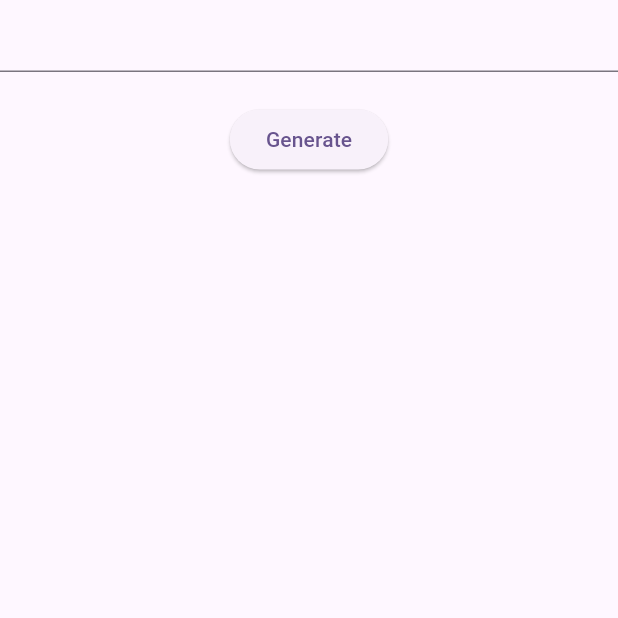
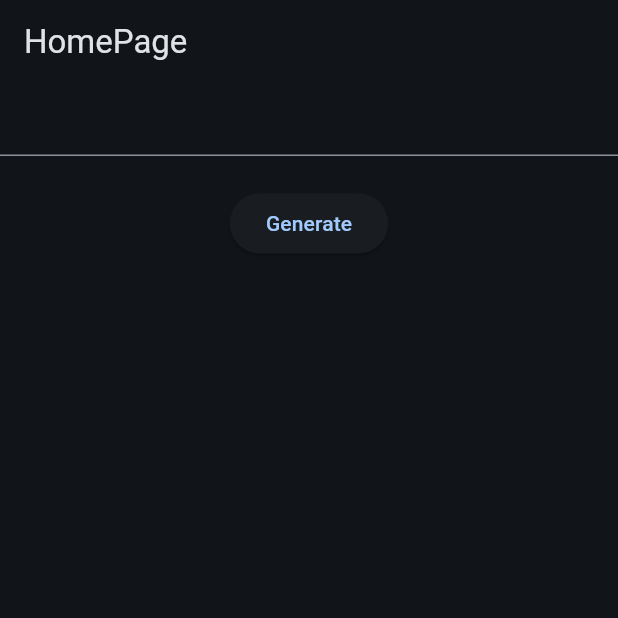
Before and after one commit to hieppham1999/qr_generator_flutter, a Flutter app: the screen it shows after launch, on a phone screen of 412 x 824 dp, the top half of it. Run offline on Flutter 3.47's test engine with Material 3 defaults, Android fonts, the phone set to English and light mode, and no system bars; our stand-ins replace bloc, equatable, flutter_bloc, get_it, injectable, logger; generated files the repository leaves out were written again.

Commit message:
add logger and some basic configurations

```diff
--- /dev/null
+++ b/lib/core/theme.dart
@@ -0,0 +1,20 @@
+import 'package:flutter/material.dart';
+import 'package:qr_generator_flutter/core/typography.dart';
+
+class AppTheme {
+  static ThemeData light({Color? seedColor}) {
+    return ThemeData(
+      useMaterial3: true,
+      brightness: Brightness.light,
+      colorSchemeSeed: seedColor ?? Colors.blue,
+    );
+  }
+
+  static ThemeData dark({Color? seedColor}) {
+    return ThemeData(
+      useMaterial3: true,
+      brightness: Brightness.dark,
+      colorSchemeSeed: seedColor ?? Colors.blueGrey,
+    );
+  }
+}
--- /dev/null
+++ b/lib/core/typography.dart
@@ -0,0 +1,3 @@
+import 'package:flutter/material.dart';
+
+final TextTheme appTextTheme = TextTheme();
--- /dev/null
+++ b/lib/data/app_state.dart
@@ -0,0 +1,31 @@
+import 'package:equatable/equatable.dart';
+
+sealed class CubitState<S> extends Equatable {
+  final S? data;
+
+  const CubitState({this.data});
+
+  @override
+  List<Object?> get props => [data];
+
+  factory CubitState.normal(S data) => NormalState(data);
+  factory CubitState.loading([S? data]) => LoadingState(data: data);
+  factory CubitState.error(String message, [S? data]) => ErrorState(data: data, message: message);
+}
+
+class NormalState<S> extends CubitState<S> {
+  const NormalState(S state) : super(data: state);
+}
+
+class LoadingState<S> extends CubitState<S> {
+  const LoadingState({super.data});
+}
+
+class ErrorState<S> extends CubitState<S> {
+  final String message;
+
+  const ErrorState({super.data, required this.message});
+
+  @override
+  List<Object?> get props => [data, message];
+}
--- a/lib/di/injection.dart
+++ b/lib/di/injection.dart
@@ -2,6 +2,7 @@
 import 'package:get_it/get_it.dart';
 import 'package:injectable/injectable.dart';
 import 'package:qr_generator_flutter/di/injection.config.dart';
+import 'package:qr_generator_flutter/utils/app_logger.dart';
 
 final getIt = GetIt.instance;
 
@@ -10,5 +11,7 @@ final getIt = GetIt.instance;
   asExtension: true, // default
 )
 Future<void> configureDependencies() async {
-  getIt.init();
+
+  await getIt.allReady();
+  await getIt.init();
 }
--- a/lib/features/app_setting/app_setting.dart
+++ b/lib/features/app_setting/app_setting.dart
@@ -4,26 +4,35 @@ import 'package:flutter/material.dart';
 class AppSettings extends Equatable {
   final Locale locale;
   final ThemeMode themeMode;
+  final Color colorSchemeSeed;
   final bool notificationsEnabled;
 
   const AppSettings({
     this.locale = const Locale('en'),
-    this.themeMode = ThemeMode.system,
+    this.themeMode = ThemeMode.dark,
+    this.colorSchemeSeed = Colors.blue,
     this.notificationsEnabled = true,
   });
 
   AppSettings copyWith({
     Locale? locale,
     ThemeMode? themeMode,
+    Color? colorSchemeSeed,
     bool? notificationsEnabled,
   }) {
     return AppSettings(
       locale: locale ?? this.locale,
       themeMode: themeMode ?? this.themeMode,
+      colorSchemeSeed: colorSchemeSeed ?? this.colorSchemeSeed,
       notificationsEnabled: notificationsEnabled ?? this.notificationsEnabled,
     );
   }
 
   @override
-  List<Object?> get props => [locale, themeMode, notificationsEnabled];
+  List<Object?> get props => [
+    locale,
+    themeMode,
+    colorSchemeSeed,
+    notificationsEnabled,
+  ];
 }
--- a/lib/features/app_state.dart
+++ /dev/null
@@ -1,16 +0,0 @@
-sealed class CubitState<S>{
-  final S? state;
-
-  CubitState({this.state});
-}
-
-class NormalState<S> extends CubitState<S> {
-}
-
-class LoadingState extends CubitState {}
-
-class ErrorState extends CubitState {
-  final String message;
-
-  ErrorState({required this.message});
-}
--- a/lib/features/home/home_cubit.dart
+++ b/lib/features/home/home_cubit.dart
@@ -1,11 +1,11 @@
 import 'package:bloc/bloc.dart';
 import 'package:injectable/injectable.dart';
 
-import '../app_state.dart';
+import '../../data/app_state.dart';
 
 @singleton
 class HomeCubit extends Cubit<CubitState> {
-  HomeCubit() : super(NormalState());
+  HomeCubit() : super(NormalState(null));
 
   String qrData = '';
 
@@ -14,7 +14,10 @@ class HomeCubit extends Cubit<CubitState> {
   }
 
   void updateQrData(String data) {
-    qrData = data;
-    emit(NormalState());
+    if (data.isNotEmpty) {
+      qrData = data;
+      emit(NormalState(null));
+    }
+    emit(ErrorState(message: "Not a valid text"));
   }
 }
--- a/lib/features/home/home_page.dart
+++ b/lib/features/home/home_page.dart
@@ -13,8 +13,8 @@ class HomePage extends StatelessWidget {
   @override
   Widget build(BuildContext context) {
     final homeCubit = getIt.get<HomeCubit>();
-
     return Scaffold(
+      appBar: AppBar(title: Text("HomePage"),),
       body: BlocStateBuilder(
         cubit: homeCubit,
         builder: (_,_) => Column(
@@ -30,7 +30,7 @@ class HomePage extends StatelessWidget {
 
             ElevatedButton(
               onPressed: () => homeCubit.updateQrData(textEditingController.text),
-              child: Text(AppLocalizations.of(context)  !.btnGenerate),
+              child: Text(AppLocalizations.of(context)!.btnGenerate),
             ),
           ],
         ),
--- a/lib/main.dart
+++ b/lib/main.dart
@@ -1,5 +1,7 @@
 import 'package:flutter/material.dart';
 import 'package:flutter_localizations/flutter_localizations.dart';
+import 'package:qr_generator_flutter/core/theme.dart';
+import 'package:qr_generator_flutter/core/typography.dart';
 import 'package:qr_generator_flutter/di/injection.dart';
 import 'package:qr_generator_flutter/features/app_setting/app_setting_cubit.dart';
 import 'package:qr_generator_flutter/features/home/home_page.dart';
@@ -21,21 +23,22 @@ class MyApp extends StatefulWidget {
 }
 
 class _MyAppState extends State<MyApp> {
-  final homeCubit = getIt.get<SettingsCubit>();
+  final settingCubit = getIt.get<SettingsCubit>();
 
   // This widget is the root of your application.
   @override
   Widget build(BuildContext context) {
     return BlocStateBuilder(
-      cubit: homeCubit,
+      cubit: settingCubit,
 
       builder: (_,_) => MaterialApp(
         title: 'QR Generator Flutter',
+
         debugShowCheckedModeBanner: false,
-        theme: ThemeData(
-          colorScheme: ColorScheme.fromSeed(seedColor: Colors.deepPurple),
-        ),
-        locale: Locale('en'),
+        themeMode: settingCubit.state.data?.themeMode,
+        theme: AppTheme.light(seedColor: settingCubit.state.data?.colorSchemeSeed),
+        darkTheme: AppTheme.dark(seedColor: settingCubit.state.data?.colorSchemeSeed),
+        locale: settingCubit.state.data?.locale,
         localizationsDelegates: AppLocalizations.localizationsDelegates,
         supportedLocales: AppLocalizations.supportedLocales,
         home: HomePage(),
--- /dev/null
+++ b/lib/utils/app_logger.dart
@@ -0,0 +1,18 @@
+import 'package:injectable/injectable.dart';
+import 'package:logger/logger.dart';
+
+@singleton
+class AppLogger {
+  final Logger _logger = Logger(
+    printer: PrettyPrinter(methodCount: 0, colors: true, printEmojis: false),
+  );
+
+  void d(dynamic message) => _logger.d(message);
+
+  void i(dynamic message) => _logger.i(message);
+
+  void w(dynamic message) => _logger.w(message);
+
+  void e(dynamic message, [dynamic error, StackTrace? stackTrace]) =>
+      _logger.e(message, error: error, stackTrace: stackTrace);
+}
--- a/lib/widgets/bloc_state_builder.dart
+++ b/lib/widgets/bloc_state_builder.dart
@@ -1,6 +1,10 @@
+import 'dart:math';
+
 import 'package:flutter/material.dart';
 import 'package:flutter_bloc/flutter_bloc.dart';
-import 'package:qr_generator_flutter/features/app_state.dart';
+import 'package:get_it/get_it.dart';
+import 'package:qr_generator_flutter/utils/app_logger.dart';
+import 'package:qr_generator_flutter/data/app_state.dart';
 
 typedef ChildStateBuilder =
     Widget Function(BuildContext context, CubitState state);
@@ -26,8 +30,10 @@ class _BlocStateBuilderState extends State<BlocStateBuilder> {
     return BlocConsumer(
       bloc: widget.cubit,
       listener:
-          (context, state) => {
-            // TODO: add listener
+          (context, state)  {
+            final logger = GetIt.I<AppLogger>();
+            logger.d("${widget.cubit.runtimeType}: New state -> ${state.toString()}");
+
           },
       builder: widget.builder,
       buildWhen: (oldState, newState) {
--- a/pubspec.yaml
+++ b/pubspec.yaml
@@ -36,6 +36,7 @@ dependencies:
   intl:
   qr_flutter: ^4.1.0
   flutter_bloc: ^9.1.0
+  logger: ^2.5.0
   bloc: ^9.0.0
   get_it: ^8.0.3
   injectable: ^2.5.0
```
Also changed, not shown: lib/features/app_setting/app_setting_cubit.dart (+9 -5 lines), lib/core/colors.dart (added), lib/di/injection.config.dart, pubspec.lock.
